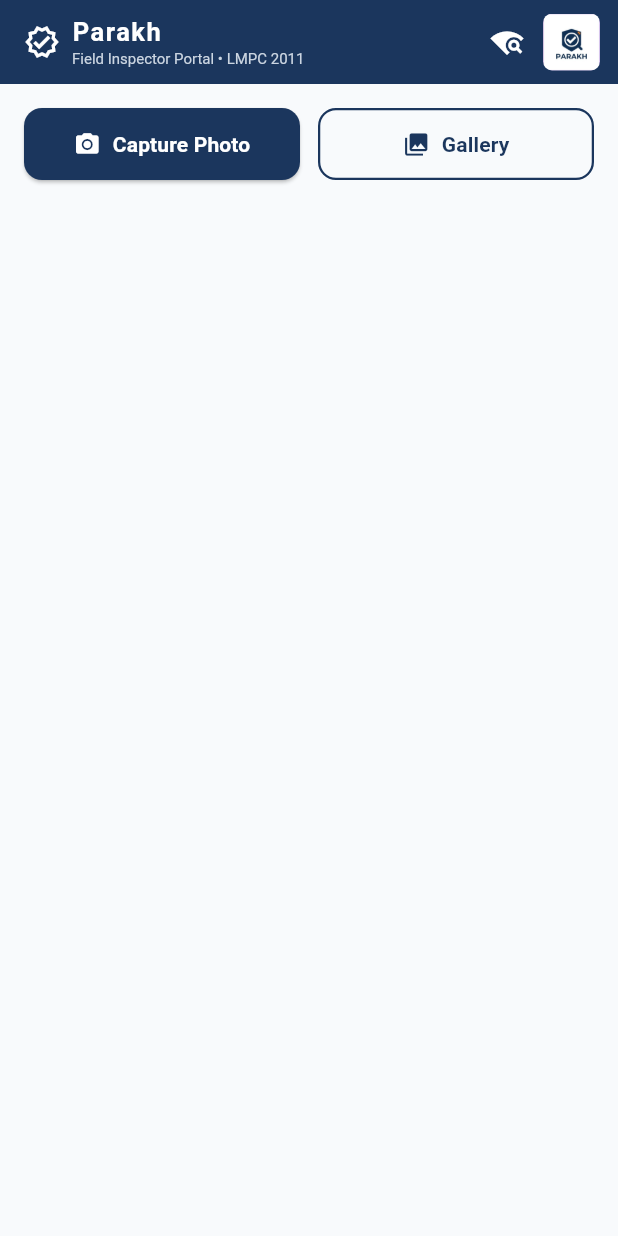
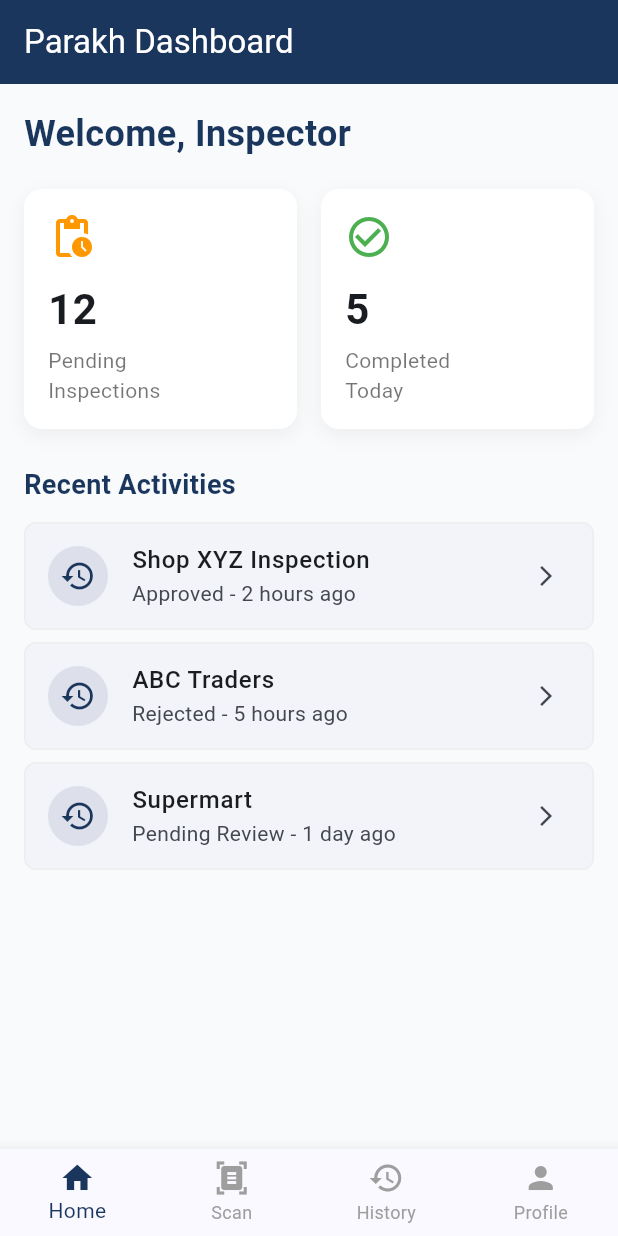
Before and after one commit to Parth-Makwana06/Parakh, a Flutter app: the screen it shows after launch, on a phone screen of 412 x 824 dp. Run offline on Flutter 3.47's test engine with Material 3 defaults, Android fonts, the phone set to English and light mode, and no system bars; our stand-ins replace image_picker.

Commit message:
feat: Add home screen, update navigation, show images, and assign states

```diff
--- /dev/null
+++ b/mobile_app/lib/screens/home_screen.dart
@@ -0,0 +1,126 @@
+import 'package:flutter/material.dart';
+
+class HomeScreen extends StatelessWidget {
+  const HomeScreen({super.key});
+
+  @override
+  Widget build(BuildContext context) {
+    return Scaffold(
+      appBar: AppBar(
+        title: const Text('Parakh Dashboard'),
+        backgroundColor: const Color(0xFF1B365D),
+        foregroundColor: Colors.white,
+      ),
+      body: SingleChildScrollView(
+        padding: const EdgeInsets.all(16.0),
+        child: Column(
+          crossAxisAlignment: CrossAxisAlignment.start,
+          children: [
+            const Text(
+              'Welcome, Inspector',
+              style: TextStyle(
+                fontSize: 24,
+                fontWeight: FontWeight.bold,
+                color: Color(0xFF1B365D),
+              ),
+            ),
+            const SizedBox(height: 20),
+            Row(
+              children: [
+                Expanded(
+                  child: _buildStatCard(
+                    'Pending\nInspections',
+                    '12',
+                    Icons.pending_actions,
+                    Colors.orange,
+                  ),
+                ),
+                const SizedBox(width: 16),
+                Expanded(
+                  child: _buildStatCard(
+                    'Completed\nToday',
+                    '5',
+                    Icons.check_circle_outline,
+                    Colors.green,
+                  ),
+                ),
+              ],
+            ),
+            const SizedBox(height: 24),
+            const Text(
+              'Recent Activities',
+              style: TextStyle(
+                fontSize: 18,
+                fontWeight: FontWeight.w600,
+                color: Color(0xFF1B365D),
+              ),
+            ),
+            const SizedBox(height: 12),
+            _buildActivityItem('Shop XYZ Inspection', 'Approved - 2 hours ago'),
+            _buildActivityItem('ABC Traders', 'Rejected - 5 hours ago'),
+            _buildActivityItem('Supermart', 'Pending Review - 1 day ago'),
+          ],
+        ),
+      ),
+    );
+  }
+
+  Widget _buildStatCard(String title, String count, IconData icon, Color color) {
+    return Container(
+      padding: const EdgeInsets.all(16),
+      decoration: BoxDecoration(
+        color: Colors.white,
+        borderRadius: BorderRadius.circular(12),
+        boxShadow: [
+          BoxShadow(
+            color: Colors.black.withOpacity(0.05),
+            blurRadius: 10,
+            offset: const Offset(0, 4),
+          ),
+        ],
+      ),
+      child: Column(
+        crossAxisAlignment: CrossAxisAlignment.start,
+        children: [
+          Icon(icon, color: color, size: 32),
+          const SizedBox(height: 12),
+          Text(
+            count,
+            style: const TextStyle(
+              fontSize: 28,
+              fontWeight: FontWeight.bold,
+            ),
+          ),
+          const SizedBox(height: 4),
+          Text(
+            title,
+            style: const TextStyle(
+              color: Colors.black54,
+              fontSize: 14,
+            ),
+          ),
+        ],
+      ),
+    );
+  }
+
+  Widget _buildActivityItem(String title, String subtitle) {
+    return Card(
+      elevation: 0,
+      margin: const EdgeInsets.only(bottom: 8),
+      shape: RoundedRectangleBorder(
+        borderRadius: BorderRadius.circular(8),
+        side: BorderSide(color: Colors.grey.shade200),
+      ),
+      child: ListTile(
+        leading: CircleAvatar(
+          backgroundColor: const Color(0xFF1B365D).withOpacity(0.1),
+          child: const Icon(Icons.history, color: Color(0xFF1B365D)),
+        ),
+        title: Text(title, style: const TextStyle(fontWeight: FontWeight.w500)),
+        subtitle: Text(subtitle),
+        trailing: const Icon(Icons.arrow_forward_ios, size: 16),
+      ),
+    );
+  }
+}
--- /dev/null
+++ b/mobile_app/lib/screens/main_screen.dart
@@ -0,0 +1,58 @@
+import 'package:flutter/material.dart';
+import 'home_screen.dart';
+import 'scan_screen.dart';
+
+class MainScreen extends StatefulWidget {
+  const MainScreen({super.key});
+
+  @override
+  State<MainScreen> createState() => _MainScreenState();
+}
+
+class _MainScreenState extends State<MainScreen> {
+  int _currentIndex = 0;
+
+  final List<Widget> _screens = [
+    const HomeScreen(),
+    const ScanScreen(),
+    // Future screens can be added here
+    const Center(child: Text('History (Coming Soon)')),
+    const Center(child: Text('Profile (Coming Soon)')),
+  ];
+
+  @override
+  Widget build(BuildContext context) {
+    return Scaffold(
+      body: _screens[_currentIndex],
+      bottomNavigationBar: BottomNavigationBar(
+        currentIndex: _currentIndex,
+        onTap: (index) {
+          setState(() {
+            _currentIndex = index;
+          });
+        },
+        type: BottomNavigationBarType.fixed,
+        selectedItemColor: const Color(0xFF1B365D),
+        unselectedItemColor: Colors.grey,
+        items: const [
+          BottomNavigationBarItem(
+            icon: Icon(Icons.home),
+            label: 'Home',
+          ),
+          BottomNavigationBarItem(
+            icon: Icon(Icons.document_scanner),
+            label: 'Scan',
+          ),
+          BottomNavigationBarItem(
+            icon: Icon(Icons.history),
+            label: 'History',
+          ),
+          BottomNavigationBarItem(
+            icon: Icon(Icons.person),
+            label: 'Profile',
+          ),
+        ],
+      ),
+    );
+  }
+}
--- a/mobile_app/lib/screens/splash_screen.dart
+++ b/mobile_app/lib/screens/splash_screen.dart
@@ -1,5 +1,5 @@
 import 'package:flutter/material.dart';
-import 'scan_screen.dart';
+import 'main_screen.dart';
 import 'dart:async';
 
 class SplashScreen extends StatefulWidget {
@@ -16,7 +16,7 @@ class _SplashScreenState extends State<SplashScreen> {
     Timer(const Duration(seconds: 3), () {
       Navigator.pushReplacement(
         context,
-        MaterialPageRoute(builder: (context) => const ScanScreen()),
+        MaterialPageRoute(builder: (context) => const MainScreen()),
       );
     });
   }
```
Also changed, not shown: 4 other files.
